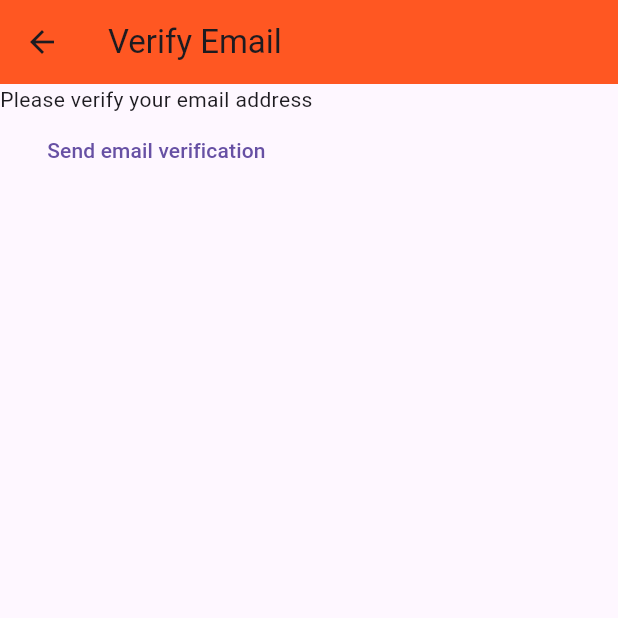
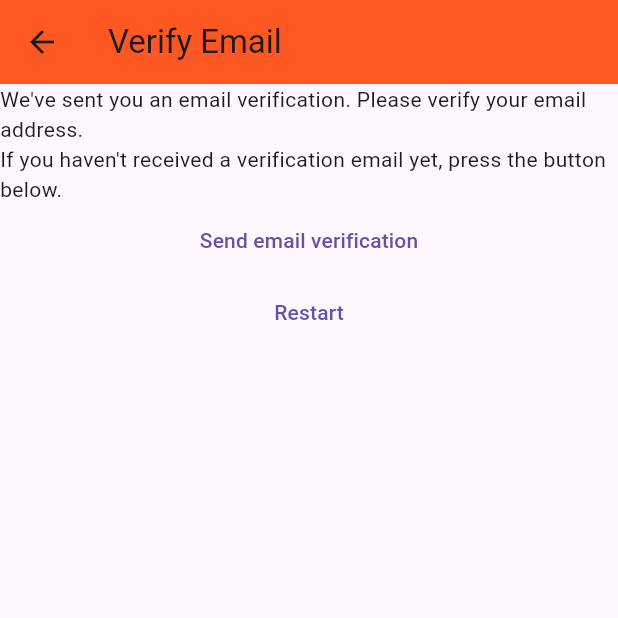
Before and after one commit to MunyaoMulinge/mynotes, a Flutter app: the VerifyEmailView screen opened directly, on a phone screen of 412 x 824 dp, the top half of it. Run offline on Flutter 3.47's test engine with Material 3 defaults, Android fonts, the phone set to English and light mode, and no system bars; our stand-ins replace firebase_auth, firebase_core; accounts and stored records are empty.

Commit message:
email verification fix

```diff
--- a/lib/constants/routes.dart
+++ b/lib/constants/routes.dart
@@ -1,3 +1,4 @@
 const loginRoute = '/login/';
 const registerRoute = '/register/';
 const notesRoute = '/notes/';
+const verifyEmailRoute = '/verify-email/';
--- a/lib/main.dart
+++ b/lib/main.dart
@@ -19,6 +19,7 @@ void main() {
         loginRoute: (context) => const LoginView(),
         registerRoute: (context) => const RegisterView(),
         notesRoute: (context) => const NotesView(),
+        verifyEmailRoute: (context) => const VerifyEmailView(),
       },
     ),
   );
--- a/lib/views/verify_email_view.dart
+++ b/lib/views/verify_email_view.dart
@@ -1,5 +1,6 @@
 import 'package:firebase_auth/firebase_auth.dart';
 import 'package:flutter/material.dart';
+import 'package:mynotes/constants/routes.dart';
 
 class VerifyEmailView extends StatefulWidget {
   const VerifyEmailView({super.key});
@@ -18,7 +19,12 @@ class _VerifyEmailViewState extends State<VerifyEmailView> {
       ),
       body: Column(
         children: [
-          const Text('Please verify your email address'),
+          const Text(
+            "We've sent you an email verification. Please verify your email address.",
+          ),
+          const Text(
+            "If you haven't received a verification email yet, press the button below.",
+          ),
           TextButton(
             onPressed: () async {
               final user = FirebaseAuth.instance.currentUser;
@@ -26,6 +32,16 @@ class _VerifyEmailViewState extends State<VerifyEmailView> {
             },
             child: const Text('Send email verification'),
           ),
+          TextButton(
+            onPressed: () async {
+              await FirebaseAuth.instance.signOut();
+              Navigator.of(context).pushNamedAndRemoveUntil(
+                registerRoute,
+                (route) => false,
+              );
+            },
+            child: const Text('Restart'),
+          )
         ],
       ),
     );
```
Also changed, not shown: lib/views/register_view.dart (+15 -15 lines).
